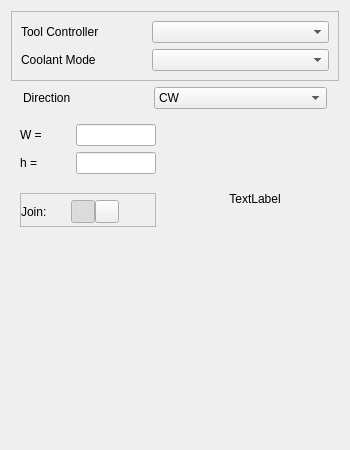
Old version of the form src/Mod/CAM/Gui/Resources/panels/PageOpDeburrEdit.ui in the repository southseact-3d/fcd.
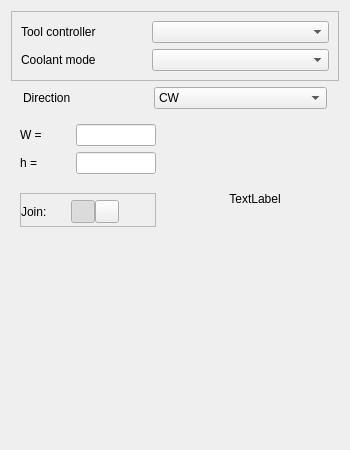
New version of the form. Custom widgets are drawn as their Qt base class.

```diff
--- a/src/Mod/CAM/Gui/Resources/panels/PageOpDeburrEdit.ui
+++ b/src/Mod/CAM/Gui/Resources/panels/PageOpDeburrEdit.ui
@@ -50,7 +50,7 @@
          </size>
         </property>
         <property name="text">
-         <string>Tool Controller</string>
+         <string>Tool controller</string>
         </property>
        </widget>
       </item>
@@ -82,7 +82,7 @@
          </size>
         </property>
         <property name="text">
-         <string>Coolant Mode</string>
+         <string>Coolant mode</string>
         </property>
        </widget>
       </item>
```
Left out of the diff: 10 changed lines with no effect on the pictures.
